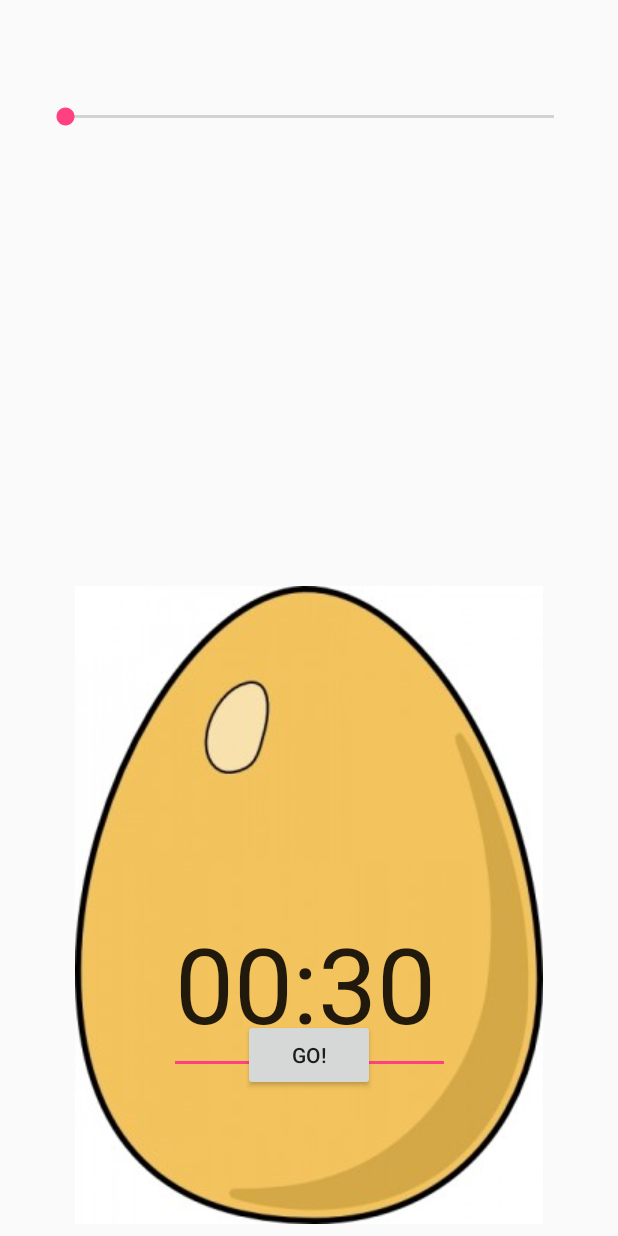
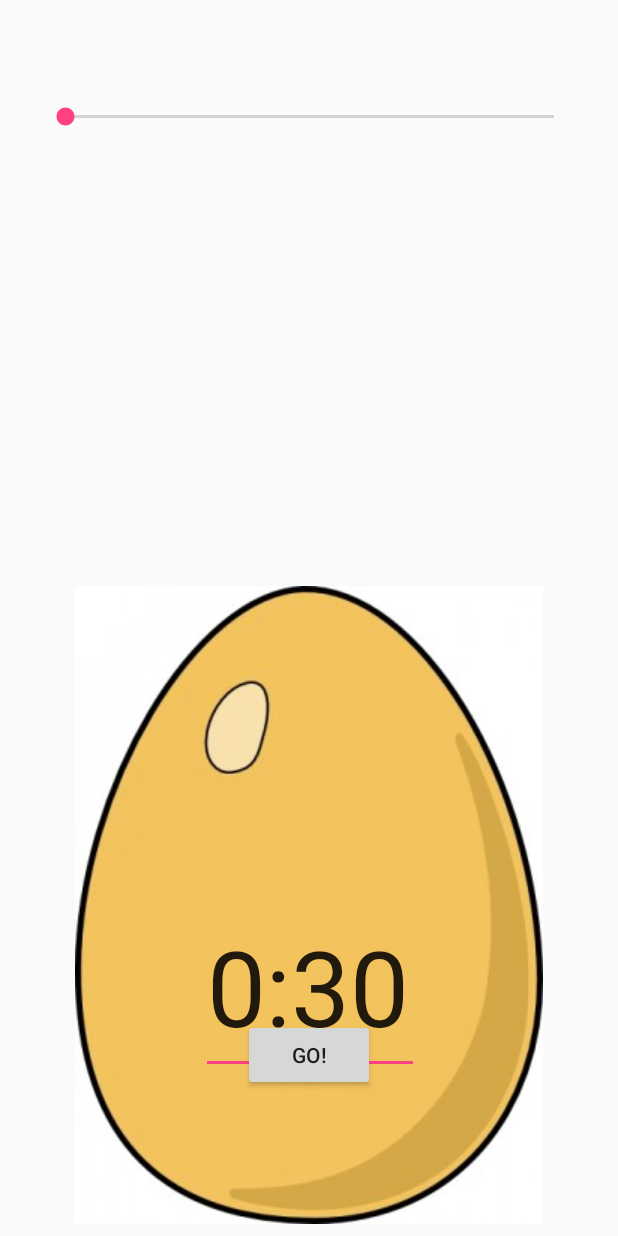
Before and after one commit to Antonio1138/Egg-Timer, an Android app: the layout activity_main.xml on its own in the app's theme, with its tools: preview values and no code run, on a phone screen of 412 x 824 dp. Run offline under Robolectric (Android 15) with nearby library versions, the light colour scheme and no system bars.

Commit message:
Añadimos la lógica del botón que inicia la cuenta atrás. Se ajusta la interfaz gráfica

```diff
--- a/app/src/main/java/com/antonio/eggtimer/MainActivity.java
+++ b/app/src/main/java/com/antonio/eggtimer/MainActivity.java
@@ -1,19 +1,62 @@
 package com.antonio.eggtimer;
 
+import android.os.CountDownTimer;
 import android.support.v7.app.AppCompatActivity;
 import android.os.Bundle;
+import android.util.Log;
+import android.view.View;
 import android.widget.SeekBar;
 import android.widget.TextView;
 
 public class MainActivity extends AppCompatActivity {
+
+    SeekBar timerSeekBar;
+    TextView timerTextView;
+
+    public void updateTimer(int secondsLeft){
+
+        int minutes = (int) secondsLeft / 60;
+        int seconds = secondsLeft - minutes * 60;
+
+        String secondString = Integer.toString(seconds);
+
+        if (seconds <= 9) {
+
+            secondString = "0" + secondString;
+        }
+
+        timerTextView.setText(Integer.toString(minutes) + ":" + secondString);
+    }
+
+    public void controlTimer(View view) {
+
+        new CountDownTimer(timerSeekBar.getProgress() * 1000 + 100, 1000){
+
+            @Override
+            public void onTick(long millisUntilFinished) {
+
+                updateTimer((int) millisUntilFinished / 1000);
+
+
+            }
+
+            @Override
+            public void onFinish() {
+
+                timerTextView.setText("0:00");
+                Log.i("finished", "timer done");
+
+            }
+        }.start();
+    }
 
     @Override
     protected void onCreate(Bundle savedInstanceState) {
         super.onCreate(savedInstanceState);
         setContentView(R.layout.activity_main);
 
-        SeekBar timerSeekBar = findViewById(R.id.timerSeekBar);
-        final TextView timerTextView = findViewById(R.id.timerTextView);
+        timerSeekBar = findViewById(R.id.timerSeekBar);
+        timerTextView = findViewById(R.id.timerTextView);
 
         timerSeekBar.setMax(600);
         timerSeekBar.setProgress(30);
@@ -22,19 +65,7 @@ public class MainActivity extends AppCompatActivity {
             @Override
             public void onProgressChanged(SeekBar seekBar, int progress, boolean fromUser) {
 
-                int minutes = (int) progress / 60;
-                int seconds = progress - minutes * 60;
-
-                String secondString = Integer.toString(seconds);
-                if (secondString == "0") {
-
-                    secondString = "00";
-                }
-
-                timerTextView.setText(Integer.toString(minutes) + ":" + Integer.toString(seconds));
-
-
-
+                updateTimer(progress);
             }
 
             @Override
--- a/app/src/main/res/layout/activity_main.xml
+++ b/app/src/main/res/layout/activity_main.xml
@@ -38,8 +38,8 @@
 
     <EditText
         android:id="@+id/timerTextView"
-        android:layout_width="187dp"
-        android:layout_height="120dp"
+        android:layout_width="145dp"
+        android:layout_height="116dp"
         android:layout_marginBottom="108dp"
         android:layout_marginEnd="8dp"
         android:layout_marginLeft="8dp"
@@ -47,7 +47,7 @@
         android:layout_marginStart="8dp"
         android:ems="10"
         android:inputType="textPersonName"
-        android:text="00:30"
+        android:text="0:30"
         android:textSize="70sp"
         app:layout_constraintBottom_toBottomOf="parent"
         app:layout_constraintEnd_toEndOf="parent"
@@ -64,6 +64,7 @@
         android:layout_marginRight="8dp"
         android:layout_marginStart="8dp"
         android:layout_marginTop="8dp"
+        android:onClick="controlTimer"
         android:text="Go!"
         app:layout_constraintBottom_toBottomOf="parent"
         app:layout_constraintEnd_toEndOf="parent"
```
